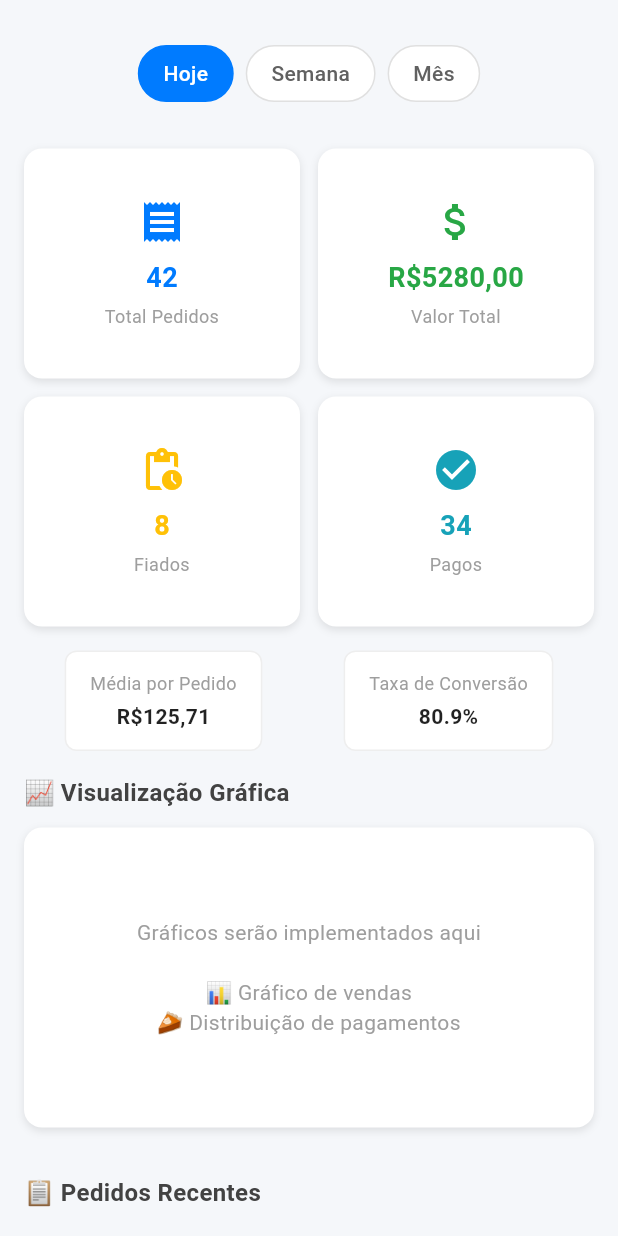
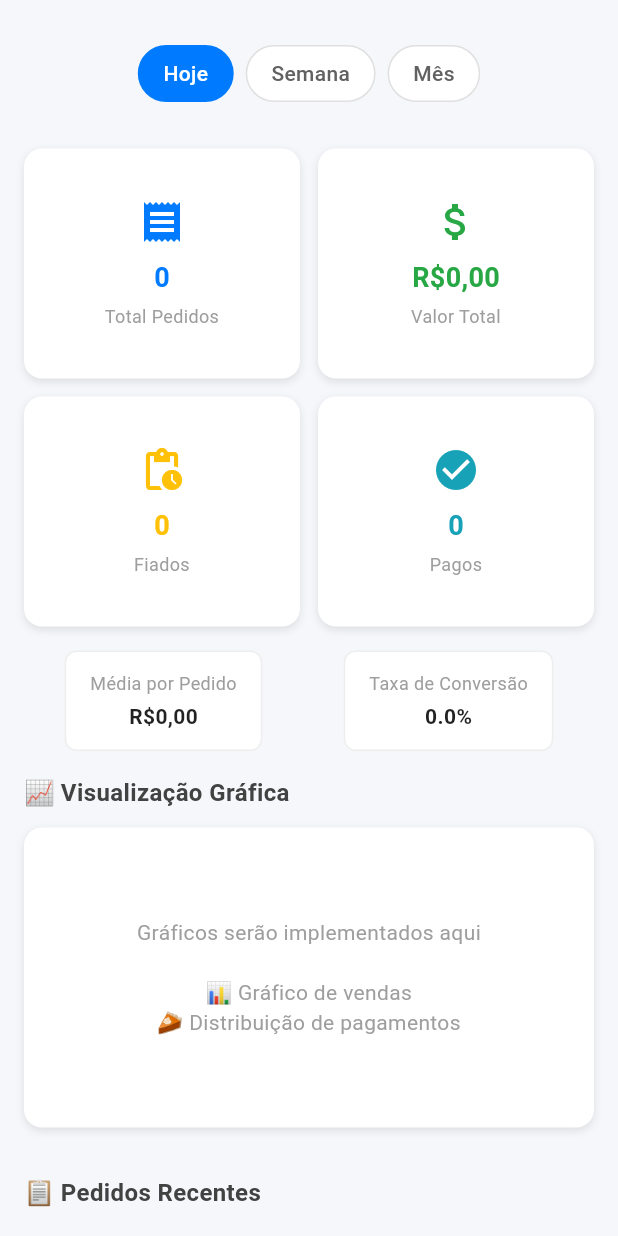
Before and after one commit to Claayton/GasHub-Flutter, a Flutter app: the DashboardScreen screen opened directly, after a tap on "Hoje", on a phone screen of 412 x 824 dp. Run offline on Flutter 3.47's test engine with Material 3 defaults, Android fonts, the phone set to English and light mode, and no system bars; our stand-ins replace cloud_firestore, equatable, firebase_auth, firebase_core, flutter_bloc; accounts and stored records are empty.

Commit message:
Feat: Implemented DashboardScreen

```diff
--- a/lib/main.dart
+++ b/lib/main.dart
@@ -4,6 +4,7 @@ import 'services/auth_service.dart';
 import 'cubit/auth/auth_cubit.dart';
 import 'cubit/auth/auth_state.dart';
 import 'cubit/orders/orders_cubit.dart';
+import 'cubit/dashboard/dashboard_cubit.dart'; // ← Import do DashboardCubit
 import 'repositories/order_repository.dart';
 import 'config/firebase_config.dart';
 import 'screens/auth/login_screen.dart';
@@ -15,13 +16,16 @@ void main() async {
   await FirebaseConfig.initialize();
 
   runApp(
-    MultiBlocProvider( // ← MUDE PARA MultiBlocProvider
+    MultiBlocProvider(
       providers: [
         BlocProvider(
           create: (_) => AuthCubit(AuthService()),
         ),
-        BlocProvider( // ← ADICIONE O OrdersCubit
+        BlocProvider(
           create: (_) => OrdersCubit(OrderRepository()),
+        ),
+        BlocProvider(
+          create: (_) => DashboardCubit(OrderRepository()), // ← Adicionado DashboardCubit
         ),
       ],
       child: const GasHubApp(),
--- a/lib/screens/dashboard_screen.dart
+++ b/lib/screens/dashboard_screen.dart
@@ -1,5 +1,9 @@
 import 'package:flutter/material.dart';
+import 'package:flutter_bloc/flutter_bloc.dart';
+import 'package:gasbub_flutter/cubit/dashboard/dashboard_cubit.dart';
+import 'package:gasbub_flutter/cubit/dashboard/dashboard_state.dart';
 import 'package:gasbub_flutter/utils/formatters.dart';
+import 'package:gasbub_flutter/models/order_entity.dart';
 
 class DashboardScreen extends StatefulWidget {
   const DashboardScreen({super.key});
@@ -9,41 +13,19 @@ class DashboardScreen extends StatefulWidget {
 }
 
 class _DashboardScreenState extends State<DashboardScreen> {
-  String _selectedFilter = 'semana'; // semana, mes, personalizado
+  PeriodFilter _selectedFilter = PeriodFilter.semana;
 
-  // Dados mockados - depois você conecta com seu backend
-  final Map<String, dynamic> _metrics = {
-    'totalPedidos': 42,
-    'totalValor': 5280.0,
-    'totalFiados': 8,
-    'totalPagos': 34,
-    'mediaPedido': 125.71,
-    'taxaConversao': 80.9,
-  };
+  @override
+  void initState() {
+    super.initState();
+    _loadDashboard();
+  }
 
-  final List<Map<String, dynamic>> _recentOrders = [
-    {
-      'id': '1',
-      'customerName': 'Maria Silva',
-      'totalValue': 120.0,
-      'paymentMethod': 'Fiado',
-      'timestamp': DateTime.now().subtract(const Duration(hours: 2)),
-    },
-    {
-      'id': '2',
-      'customerName': 'João Santos',
-      'totalValue': 180.0,
-      'paymentMethod': 'PIX',
-      'timestamp': DateTime.now().subtract(const Duration(hours: 5)),
-    },
-    {
-      'id': '3',
-      'customerName': 'Ana Costa',
-      'totalValue': 90.0,
-      'paymentMethod': 'Dinheiro',
-      'timestamp': DateTime.now().subtract(const Duration(days: 1)),
-    },
-  ];
+  void _loadDashboard() {
+    final cubit = context.read<DashboardCubit>();
+    final period = cubit.getPeriodFromFilter(_selectedFilter);
+    cubit.loadDashboardMetrics(period);
+  }
 
   @override
   Widget build(BuildContext context) {
@@ -51,35 +33,50 @@ class _DashboardScreenState extends State<DashboardScreen> {
       backgroundColor: const Color(0xFFf5f7fa),
       body: RefreshIndicator(
         onRefresh: () async {
-          // Implementar refresh dos dados
-          await Future.delayed(const Duration(seconds: 1));
-          setState(() {});
+          _loadDashboard();
         },
-        child: CustomScrollView(
+        child: BlocBuilder<DashboardCubit, DashboardState>(
+          builder: (context, state) {
+            DashboardMetrics? metrics;
+
+            if (state is DashboardLoaded) {
+              metrics = state.metrics;
+            }
+
+            return CustomScrollView(
               slivers: [
                 // Filtros temporais
                 SliverToBoxAdapter(
                   child: Padding(
-                padding: const EdgeInsets.only(top: 30, bottom: 15,left: 16, right: 16),
+                    padding: const EdgeInsets.only(top: 30, bottom: 15, left: 16, right: 16),
                     child: Row(
                       mainAxisAlignment: MainAxisAlignment.center,
                       children: [
                         _FilterChip(
                           label: 'Hoje',
-                      isSelected: _selectedFilter == 'hoje',
-                      onTap: () => setState(() => _selectedFilter = 'hoje'),
+                          isSelected: _selectedFilter == PeriodFilter.hoje,
+                          onTap: () {
+                            setState(() => _selectedFilter = PeriodFilter.hoje);
+                            _loadDashboard();
+                          },
                         ),
                         const SizedBox(width: 8),
                         _FilterChip(
                           label: 'Semana',
-                      isSelected: _selectedFilter == 'semana',
-                      onTap: () => setState(() => _selectedFilter = 'semana'),
+                          isSelected: _selectedFilter == PeriodFilter.semana,
+                          onTap: () {
+                            setState(() => _selectedFilter = PeriodFilter.semana);
+                            _loadDashboard();
+                          },
                         ),
                         const SizedBox(width: 8),
                         _FilterChip(
                           label: 'Mês',
-                      isSelected: _selectedFilter == 'mes',
-                      onTap: () => setState(() => _selectedFilter = 'mes'),
+                          isSelected: _selectedFilter == PeriodFilter.mes,
+                          onTap: () {
+                            setState(() => _selectedFilter = PeriodFilter.mes);
+                            _loadDashboard();
+                          },
                         ),
                       ],
                     ),
@@ -90,7 +87,9 @@ class _DashboardScreenState extends State<DashboardScreen> {
                 SliverToBoxAdapter(
                   child: Padding(
                     padding: const EdgeInsets.all(16),
-                child: GridView.count(
+                    child: metrics == null
+                        ? const Center(child: CircularProgressIndicator())
+                        : GridView.count(
                             crossAxisCount: 2,
                             shrinkWrap: true,
                             physics: const NeverScrollableScrollPhysics(),
@@ -100,25 +99,25 @@ class _DashboardScreenState extends State<DashboardScreen> {
                             children: [
                               _MetricCard(
                                 icon: Icons.receipt,
-                      value: _metrics['totalPedidos'].toString(),
+                                value: metrics.totalPedidos.toString(),
                                 label: 'Total Pedidos',
                                 color: const Color(0xFF007bff),
                               ),
                               _MetricCard(
                                 icon: Icons.attach_money,
-                      value: 'R\$${formatarValor(_metrics['totalValor'])}',
+                                value: 'R\$${formatarValor(metrics.totalValor)}',
                                 label: 'Valor Total',
                                 color: const Color(0xFF28a745),
                               ),
                               _MetricCard(
                                 icon: Icons.pending_actions,
-                      value: _metrics['totalFiados'].toString(),
+                                value: metrics.totalFiados.toString(),
                                 label: 'Fiados',
                                 color: const Color(0xFFffc107),
                               ),
                               _MetricCard(
                                 icon: Icons.check_circle,
-                      value: _metrics['totalPagos'].toString(),
+                                value: metrics.totalPagos.toString(),
                                 label: 'Pagos',
                                 color: const Color(0xFF17a2b8),
                               ),
@@ -131,16 +130,18 @@ class _DashboardScreenState extends State<DashboardScreen> {
                 SliverToBoxAdapter(
                   child: Padding(
                     padding: const EdgeInsets.symmetric(horizontal: 16),
-                child: Row(
+                    child: metrics == null
+                        ? const SizedBox.shrink()
+                        : Row(
                             mainAxisAlignment: MainAxisAlignment.spaceAround,
                             children: [
                               _SecondaryMetric(
                                 label: 'Média por Pedido',
-                      value: 'R\$${formatarValor(_metrics['mediaPedido'])}',
+                                value: 'R\$${formatarValor(metrics.mediaPedido)}',
                               ),
                               _SecondaryMetric(
                                 label: 'Taxa de Conversão',
-                      value: '${_metrics['taxaConversao']}%',
+                                value: '${metrics.taxaConversao.toStringAsFixed(1)}%',
                               ),
                             ],
                           ),
@@ -196,19 +197,13 @@ class _DashboardScreenState extends State<DashboardScreen> {
                 SliverToBoxAdapter(
                   child: Padding(
                     padding: const EdgeInsets.all(16),
-                child: Column(
-                  crossAxisAlignment: CrossAxisAlignment.start,
-                  children: [
-                    Text(
+                    child: Text(
                       '📋 Pedidos Recentes',
                       style: TextStyle(
                         fontSize: 16,
                         fontWeight: FontWeight.w600,
                         color: Colors.grey[800],
                       ),
-                    ),
-                    const SizedBox(height: 12),
-                  ],
                     ),
                   ),
                 ),
@@ -217,10 +212,11 @@ class _DashboardScreenState extends State<DashboardScreen> {
                 SliverList(
                   delegate: SliverChildBuilderDelegate(
                     (context, index) {
-                  final order = _recentOrders[index];
+                      if (metrics == null) return const SizedBox.shrink();
+                      final OrderEntity order = metrics.recentOrders[index];
                       return _OrderItemCard(order: order);
                     },
-                childCount: _recentOrders.length,
+                    childCount: metrics?.recentOrders.length ?? 0,
                   ),
                 ),
 
@@ -229,6 +225,8 @@ class _DashboardScreenState extends State<DashboardScreen> {
                   child: SizedBox(height: 20),
                 ),
               ],
+            );
+          },
         ),
       ),
     );
@@ -318,10 +316,7 @@ class _MetricCard extends StatelessWidget {
             const SizedBox(height: 4),
             Text(
               label,
-              style: const TextStyle(
-                fontSize: 12,
-                color: Colors.grey,
-              ),
+              style: const TextStyle(fontSize: 12, color: Colors.grey),
               textAlign: TextAlign.center,
             ),
           ],
@@ -336,10 +331,7 @@ class _SecondaryMetric extends StatelessWidget {
   final String label;
   final String value;
 
-  const _SecondaryMetric({
-    required this.label,
-    required this.value,
-  });
+  const _SecondaryMetric({required this.label, required this.value});
 
   @override
   Widget build(BuildContext context) {
@@ -352,13 +344,7 @@ class _SecondaryMetric extends StatelessWidget {
       ),
       child: Column(
         children: [
-          Text(
-            label,
-            style: const TextStyle(
-              fontSize: 12,
-              color: Colors.grey,
-            ),
-          ),
+          Text(label, style: const TextStyle(fontSize: 12, color: Colors.grey)),
           const SizedBox(height: 4),
           Text(
             value,
@@ -376,67 +362,45 @@ class _SecondaryMetric extends StatelessWidget {
 
 // Componente para itens da lista de pedidos
 class _OrderItemCard extends StatelessWidget {
-  final Map<String, dynamic> order;
+  final OrderEntity order;
 
   const _OrderItemCard({required this.order});
 
   @override
   Widget build(BuildContext context) {
+    final isFiado = order.paymentMethod == PaymentMethods.fiado;
     return Container(
       margin: const EdgeInsets.symmetric(horizontal: 16, vertical: 4),
       decoration: BoxDecoration(
         color: Colors.white,
         borderRadius: BorderRadius.circular(8),
-        boxShadow: [
-          BoxShadow(
-            color: Color.fromRGBO(0, 0, 0, 0.05),
-            blurRadius: 2,
-            offset: const Offset(0, 1),
-          ),
+        boxShadow: const [
+          BoxShadow(color: Color.fromRGBO(0, 0, 0, 0.05), blurRadius: 2, offset: Offset(0, 1))
         ],
       ),
       child: ListTile(
         contentPadding: const EdgeInsets.symmetric(horizontal: 16, vertical: 8),
         leading: CircleAvatar(
-          backgroundColor: order['paymentMethod'] == 'Fiado'
-              ? const Color.fromRGBO(255, 193, 7, 0.2)
-              : const Color.fromRGBO(40, 167, 69, 0.2),
-          child: Icon(
-            order['paymentMethod'] == 'Fiado'
-                ? Icons.pending_actions
-                : Icons.check_circle,
-            size: 20,
-            color: order['paymentMethod'] == 'Fiado'
-                ? const Color(0xFFffc107)
-                : const Color(0xFF28a745),
+          backgroundColor: isFiado ? const Color.fromRGBO(255, 193, 7, 0.2) : const Color.fromRGBO(40, 167, 69, 0.2),
+          child: Icon(isFiado ? Icons.pending_actions : Icons.check_circle,
+              size: 20, color: isFiado ? const Color(0xFFffc107) : const Color(0xFF28a745)),
         ),
-        ),
-        title: Text(
-          order['customerName'],
-          style: const TextStyle(
-            fontSize: 14,
-            fontWeight: FontWeight.w500,
-          ),
-        ),
+        title: Text(order.customerName, style: const TextStyle(fontSize: 14, fontWeight: FontWeight.w500)),
         subtitle: Text(
-          'R\$${formatarValor(order['totalValue'])} • ${_formatDate(order['timestamp'])}',
+          'R\$${formatarValor(order.totalValue)} • ${_formatDate(order.orderDateTime)}',
           style: const TextStyle(fontSize: 12),
         ),
         trailing: Text(
-          order['paymentMethod'],
+          isFiado ? 'Fiado' : order.paymentMethod.name,
           style: TextStyle(
             fontSize: 12,
             fontWeight: FontWeight.w600,
-            color: order['paymentMethod'] == 'Fiado'
-                ? const Color(0xFFffc107)
-                : const Color(0xFF28a745),
+            color: isFiado ? const Color(0xFFffc107) : const Color(0xFF28a745),
           ),
         ),
       ),
     );
   }
 
-  String _formatDate(DateTime date) {
-    return '${date.day}/${date.month}/${date.year}';
+  String _formatDate(DateTime date) => '${date.day}/${date.month}/${date.year}';
 }
-}
```
Lines whose indentation alone changed are shown as unchanged.
